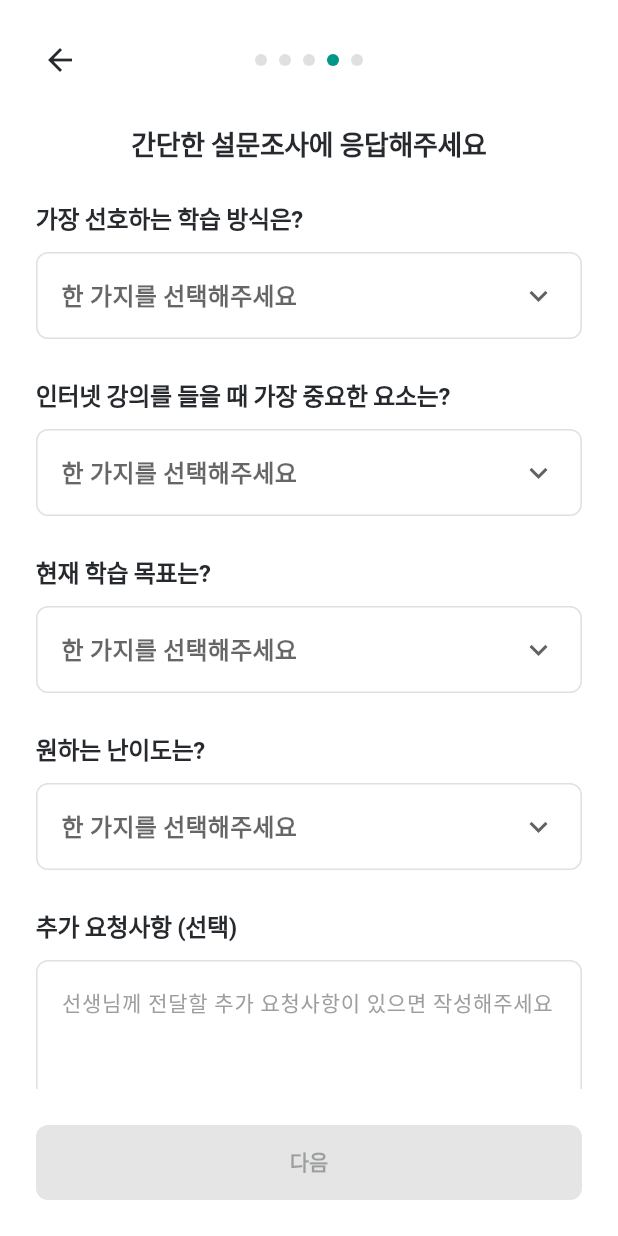
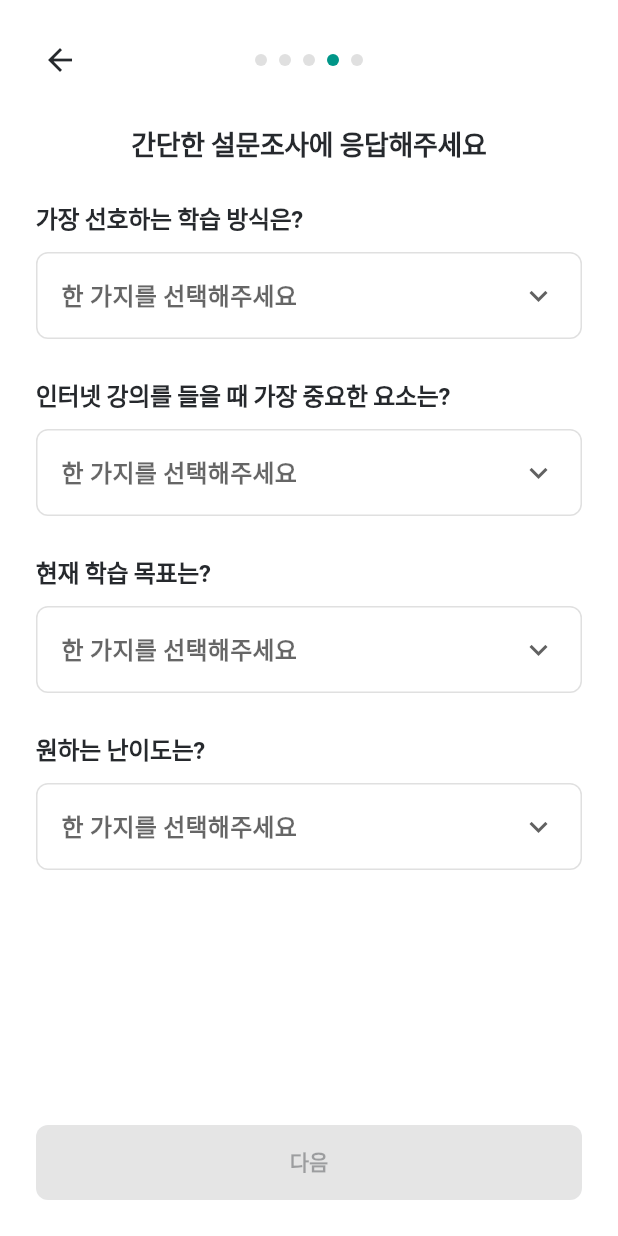
Before and after one commit to IPSI-DORI/Ipsi_frontend, a Flutter app: the screen it shows after launch, swiped to page 4, on a phone screen of 412 x 824 dp. Run offline on Flutter 3.47's test engine with Material 3 defaults, Android fonts, the phone set to English and light mode, and no system bars; Roboto replaces fonts that are missing (Pretendard).

Commit message:
💄 UI Figma랑 같게
UI Figma랑 다른 부분 수정

```diff
--- a/lib/features/curriculum/views/curriculum_screen.dart
+++ b/lib/features/curriculum/views/curriculum_screen.dart
@@ -282,6 +282,11 @@ class _OnboardingViewState extends State<CurriculumScreen> {
   // 성적 입력 항목
   final List<String> _scoreFields = ['원점수', '등급', '백분위'];
 
+  // 등급 선택 옵션
+  final List<String> _gradeOptions = [
+    '1등급', '2등급', '3등급', '4등급', '5등급', '6등급', '7등급', '8등급', '9등급'
+  ];
+
   Widget _buildExamScoresPage(BuildContext context, CurriculumViewModel viewModel) {
     return Padding(
       padding: const EdgeInsets.symmetric(horizontal: 24.0),
@@ -314,32 +319,33 @@ class _OnboardingViewState extends State<CurriculumScreen> {
               ),
             ),
             const SizedBox(height: 16),
-            ..._scoreFields.map((field) => _buildScoreInputField(
-              field,
-              viewModel.getExamScore(field),
-              (value) => viewModel.setExamScore(field, value),
-            )),
+            ..._scoreFields.map((field) {
+              if (field == '등급') {
+                return Padding(
+                  padding: const EdgeInsets.only(bottom: 16.0),
+                  child: _buildDropdown(
+                    context,
+                    0,
+                    _gradeOptions,
+                    viewModel.getExamScore(field),
+                    (value) => viewModel.setExamScore(field, value),
+                    '등급을 선택해주세요',
+                  ),
+                );
+              } else {
+                return _buildScoreInputField(
+                  field,
+                  viewModel.getExamScore(field),
+                  (value) => viewModel.setExamScore(field, value),
+                );
+              }
+            }),
             const SizedBox(height: 16),
             Container(
               padding: const EdgeInsets.all(16),
               decoration: BoxDecoration(
                 color: Colors.teal.shade50,
                 borderRadius: BorderRadius.circular(8),
-              ),
-              child: Row(
-                children: [
-                  Icon(Icons.info_outline, color: Colors.teal.shade700),
-                  const SizedBox(width: 8),
-                  Expanded(
-                    child: Text(
-                      '현재 성적을 입력하시면 목표 달성을 위한 맞춤형 커리큘럼을 제공해 드립니다.',
-                      style: TextStyle(
-                        color: Colors.teal.shade700,
-                        fontSize: 14,
-                      ),
-                    ),
-                  ),
-                ],
               ),
             ),
           ],
@@ -416,30 +422,6 @@ class _OnboardingViewState extends State<CurriculumScreen> {
                   ],
                 );
               }).toList(),
-              const Text(
-                "추가 요청사항 (선택)",
-                style: TextStyle(
-                  fontSize: 16,
-                  fontWeight: FontWeight.bold,
-                ),
-              ),
-              const SizedBox(height: 8),
-              Container(
-                decoration: BoxDecoration(
-                  border: Border.all(color: Colors.grey.shade300),
-                  borderRadius: BorderRadius.circular(8),
-                ),
-                child: TextField(
-                  maxLines: 3,
-                  decoration: const InputDecoration(
-                    contentPadding: EdgeInsets.all(16),
-                    border: InputBorder.none,
-                    hintText: '선생님께 전달할 추가 요청사항이 있으면 작성해주세요',
-                    hintStyle: TextStyle(color: Colors.grey, fontSize: 14),
-                  ),
-                  onChanged: (value) => viewModel.setAdditionalRequest(value),
-                ),
-              ),
               const SizedBox(height: 20),
             ],
           ),
```
